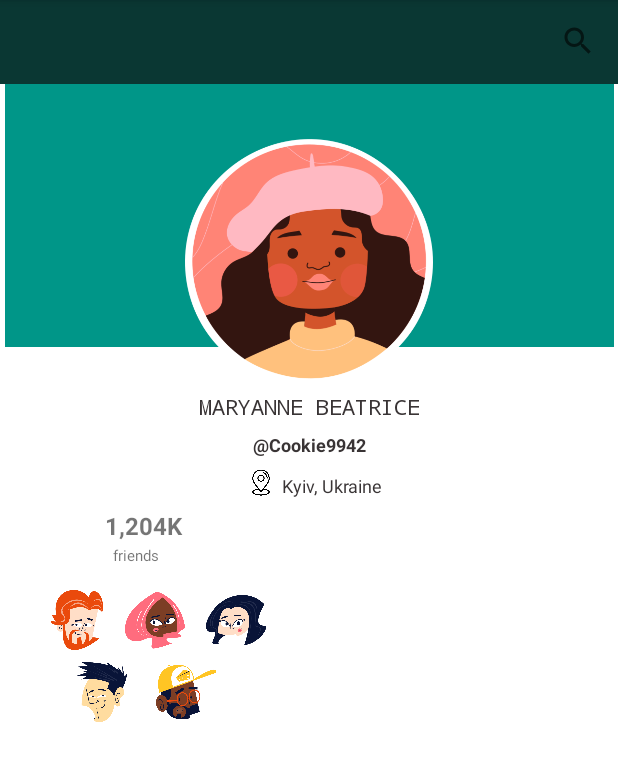
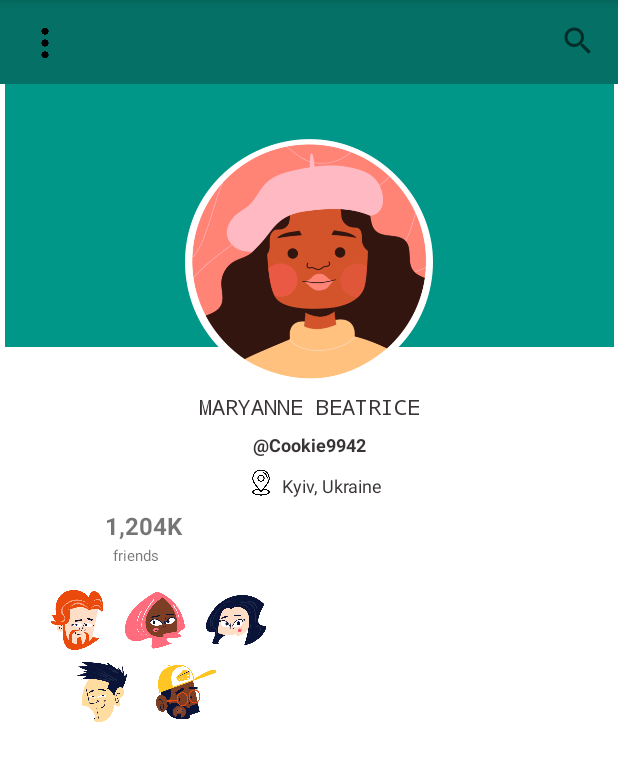
Before and after one commit to uzoukwu/md-2_lesson_two_exercise_one, an Android app: the screen it shows after launch (MainActivity), on a phone screen of 412 x 824 dp, the part 84-865 px from its top. Run offline under Robolectric (Android 15) with nearby library versions, the phone set to English and light mode, and no system bars.

Commit message:
adding menu icon

```diff
--- a/app/src/main/res/layout/activity_main.xml
+++ b/app/src/main/res/layout/activity_main.xml
@@ -187,13 +187,23 @@
         android:id="@+id/tbMainMenu"
         android:layout_width="0dp"
         android:layout_height="wrap_content"
-        android:background="#0A3733"
+        android:background="#057066"
         android:minHeight="?attr/actionBarSize"
         android:theme="?attr/actionBarTheme"
         app:layout_constraintEnd_toEndOf="parent"
         app:layout_constraintHorizontal_bias="1.0"
         app:layout_constraintStart_toStartOf="parent"
         app:layout_constraintTop_toTopOf="@+id/tbProfileBackground" />
+
+    <ImageView
+        android:id="@+id/ivMenu"
+        android:layout_width="28dp"
+        android:layout_height="25dp"
+        android:layout_marginStart="16dp"
+        android:layout_marginTop="16dp"
+        app:layout_constraintStart_toStartOf="@+id/tbMainMenu"
+        app:layout_constraintTop_toTopOf="parent"
+        app:srcCompat="@drawable/dots" />
 
     <SearchView
         android:id="@+id/svSearch"
```
Also changed, not shown: app/src/main/res/drawable/dots.png (added).
